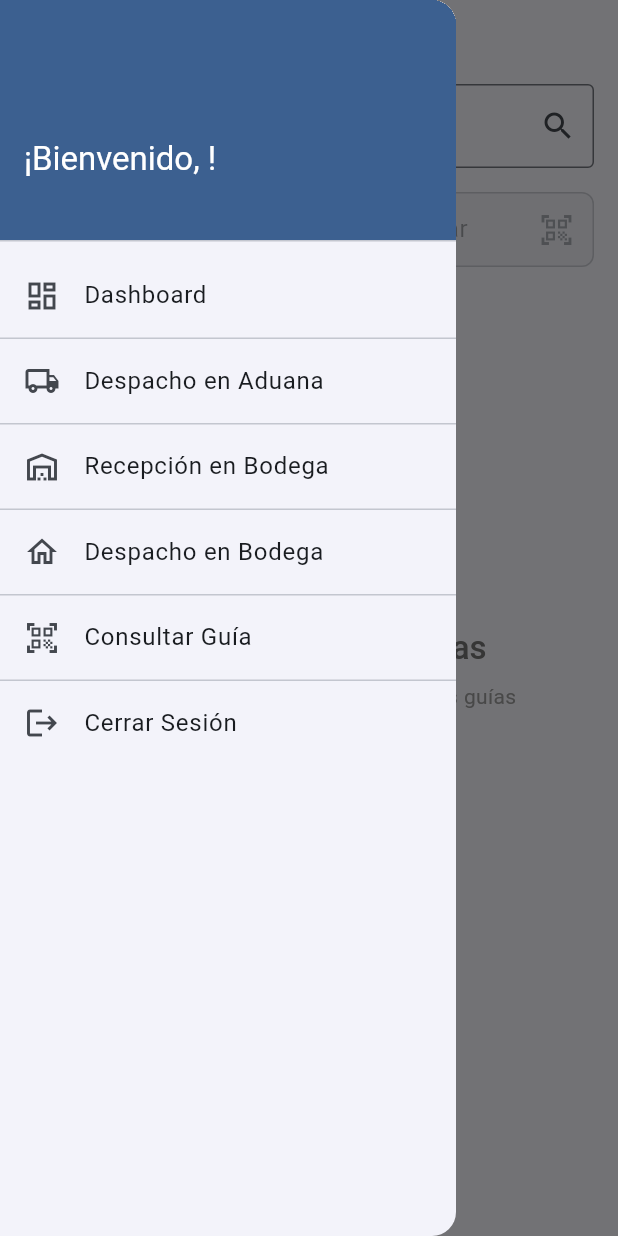
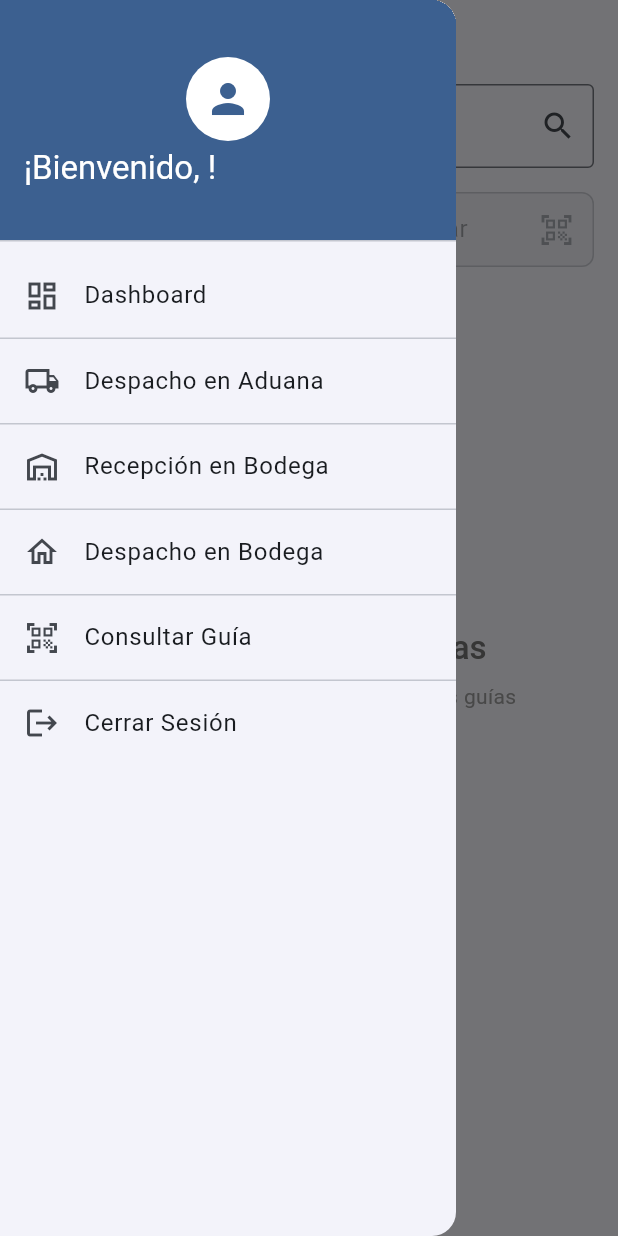
Before and after one commit to JC-DEV-EC/gbi_logistics, a Flutter app: the ClientDispatchScreen screen opened by its route, with the side drawer open, on a phone screen of 412 x 824 dp. Run offline on Flutter 3.47's test engine with Material 3 defaults, Android fonts, the phone set to English and light mode, and no system bars; our stand-ins replace flutter_secure_storage, package_info_plus, shared_preferences; accounts and stored records are empty; network calls fail.

Commit message:
feat: Mejorar manejo de errores, validación de versión y mostrar imagen de courier en sidebar
- Agregar campo 'courierImageUrl' en LoginResponse y mostrar imagen del courier en el DrawerHeader del sidebar
  - Si 'courierImageUrl' es válida, mostrar imagen (50px de altura)
  - Si es nula/vacía o falla la carga, mostrar avatar con ícono de persona
  - Agregar indicador de carga mientras se obtiene la imagen
  - Ajustar tamaños y espaciados en DrawerHeader (evitar overflow)

- Mejorar manejo de error de versión mínima en login
  - Distinguir código de error por versión vs token inválido en HttpService
  - Evitar que error de versión dispare 'onSessionExpired'
  - Preservar estado del error de versión en AuthProvider
  - Mostrar diálogo de actualización obligatoria con diseño mejorado:
    - Usar Expanded en el título para evitar overflow
    - Cambiar botón 'Actualizar' por 'Cerrar'
    - Cambiar ícono de descarga por ícono de cierre

- Agregar verificación de versión antes del inicio de sesión
  - Bloquear login si la versión de la app está desactualizada
  - Mostrar diálogo de actualización forzada
  - Limpiar el manejo visual de errores, mostrando solo SnackBars

- Mejorar mensajes de error HTTP:
  - 401 → 'Su sesión ha finalizado, por favor ingrese de nuevo'
  - 501 y 503 → 'Ocurrió un error en el servidor'
  - Aplicado en métodos GET, POST y PUT de HttpService

- Ocultar botón de menú (IconButton) en transport_cube_details_base_screen.dart
  - Comentadas líneas 277-280
  - Las guías dentro de los cubos ya no mostrarán el ícono de tres puntos verticales

Archivos modificados:
- lib/features/logistics/models/auth_models.dart
- lib/features/logistics/presentation/widgets/app_drawer.dart
- lib/features/logistics/providers/auth_provider.dart
- lib/features/logistics/screens/login_screen.dart
- lib/core/services/http_service.dart
- lib/core/services/app_update_service.dart
- lib/features/logistics/screens/transport_cube_details_base_screen.dart

```diff
--- a/lib/features/logistics/models/auth_models.dart
+++ b/lib/features/logistics/models/auth_models.dart
@@ -71,6 +71,7 @@ class LoginResponse {
   final String? personFirstName;
   final String? personLastName;
   final String? entityName;
+  final String? courierImageUrl;
   final List<SubcourierInfo> subcouriersInformation;
   final DashboardData dashboardData;
 
@@ -79,6 +80,7 @@ class LoginResponse {
     this.personFirstName,
     this.personLastName,
     this.entityName,
+    this.courierImageUrl,
     required this.subcouriersInformation,
     required this.dashboardData,
   });
@@ -97,6 +99,7 @@ class LoginResponse {
       personFirstName: content['personFirstName'] as String?,
       personLastName: content['personLastName'] as String?,
       entityName: content['entityName'] as String?,
+      courierImageUrl: content['courierImageUrl'] as String?,
       subcouriersInformation: (content['subcouriersInformation'] as List<dynamic>?)
           ?.map((e) => SubcourierInfo.fromJson(e as Map<String, dynamic>))
           .toList() ?? [],
@@ -112,6 +115,7 @@ class LoginResponse {
       'personFirstName': personFirstName,
       'personLastName': personLastName,
       'entityName': entityName,
+      'courierImageUrl': courierImageUrl,
       'subcouriersInformation': subcouriersInformation
           .map((e) => {
             'id': e.id,
--- a/lib/features/logistics/presentation/widgets/app_drawer.dart
+++ b/lib/features/logistics/presentation/widgets/app_drawer.dart
@@ -22,6 +22,60 @@ class AppDrawer extends StatelessWidget {
               crossAxisAlignment: CrossAxisAlignment.start,
               mainAxisAlignment: MainAxisAlignment.end,
               children: [
+                // Imagen del courier
+                if (auth.loginData?.courierImageUrl != null &&
+                    auth.loginData!.courierImageUrl!.isNotEmpty) ...[
+                  Center(
+                    child: SizedBox(
+                      height: 50,
+                      child: Image.network(
+                        auth.loginData!.courierImageUrl!,
+                        height: 50,
+                        fit: BoxFit.contain,
+                        loadingBuilder: (context, child, loadingProgress) {
+                          if (loadingProgress == null) return child;
+                          return SizedBox(
+                            height: 50,
+                            child: Center(
+                              child: CircularProgressIndicator(
+                                value: loadingProgress.expectedTotalBytes != null
+                                    ? loadingProgress.cumulativeBytesLoaded /
+                                        loadingProgress.expectedTotalBytes!
+                                    : null,
+                                color: theme.colorScheme.onPrimary,
+                              ),
+                            ),
+                          );
+                        },
+                        errorBuilder: (context, error, stackTrace) {
+                          return CircleAvatar(
+                            radius: 28,
+                            backgroundColor: theme.colorScheme.onPrimary,
+                            child: Icon(
+                              Icons.person,
+                              size: 32,
+                              color: theme.colorScheme.primary,
+                            ),
+                          );
+                        },
+                      ),
+                    ),
+                  ),
+                  const SizedBox(height: 4),
+                ] else ...[
+                  Center(
+                    child: CircleAvatar(
+                      radius: 28,
+                      backgroundColor: theme.colorScheme.onPrimary,
+                      child: Icon(
+                        Icons.person,
+                        size: 32,
+                        color: theme.colorScheme.primary,
+                      ),
+                    ),
+                  ),
+                  const SizedBox(height: 4),
+                ],
                 Text(
                   '¡Bienvenido${auth.loginData?.personFirstName != null ? ', ${auth.loginData!.personFirstName}' : ''}!',
                   style: theme.textTheme.titleLarge?.copyWith(
@@ -29,7 +83,7 @@ class AppDrawer extends StatelessWidget {
                   ),
                 ),
                 if (auth.loginData?.entityName != null) ...[
-                  const SizedBox(height: 8),
+                  const SizedBox(height: 2),
                   Text(
                     auth.loginData!.entityName!,
                     style: theme.textTheme.titleMedium?.copyWith(
--- a/lib/features/logistics/providers/auth_provider.dart
+++ b/lib/features/logistics/providers/auth_provider.dart
@@ -106,7 +106,9 @@ class AuthProvider extends ChangeNotifier {
       // Verificar si el error es por versión
       if (response.messageDetail?.contains('versión mínima') ?? false) {
         _error = response.messageDetail;
-        await logout();
+        // No limpiar credenciales ni el error para que se muestre el diálogo
+        _isAuthenticated = false;
+        _loginData = null;
         notifyListeners();
         return false;
       }
--- a/lib/features/logistics/screens/transport_cube_details_base_screen.dart
+++ b/lib/features/logistics/screens/transport_cube_details_base_screen.dart
@@ -274,10 +274,10 @@ abstract class TransportCubeDetailsBaseScreenState<T extends TransportCubeDetail
                           stateLabel: guide.stateLabel ?? GuideTransportCubeState.getLabel(guide.state),
                           showLabel: true,
                         ),
-                        trailing: IconButton(
+                        /*trailing: IconButton(
                           icon: const Icon(Icons.more_vert),
                           onPressed: () => _showGuideActions(context, guide),
-                        ),
+                        ),*/
                       ),
                     ],
                   );
```
Also changed, not shown: lib/core/services/app_update_service.dart (+7 -6 lines), lib/core/services/http_service.dart (+29 -4 lines), lib/features/logistics/screens/login_screen.dart (+42 -17 lines).
